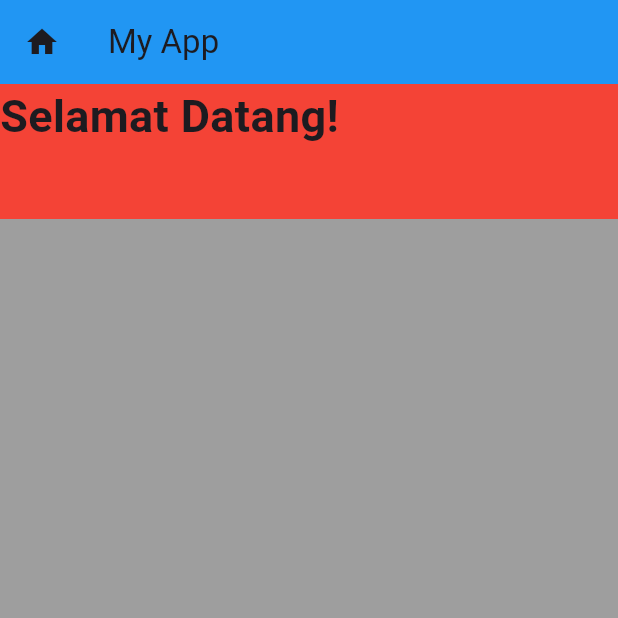
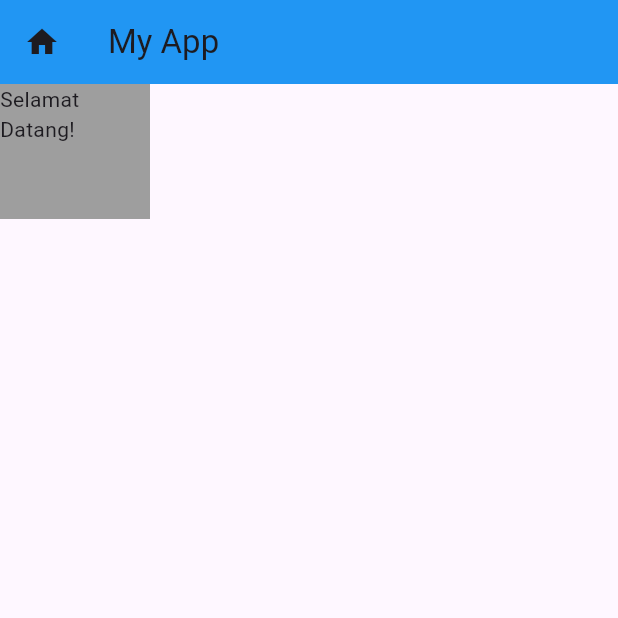
Before and after one commit to kamilaap/intro-flutter, a Flutter app: the screen it shows after launch, on a phone screen of 412 x 824 dp, the top half of it. Run offline on Flutter 3.47's test engine with Material 3 defaults, Android fonts, the phone set to English and light mode, and no system bars; Roboto replaces fonts that are missing (Times New Roman); statements that could not run were skipped.

Commit message:
Update main.dart

```diff
--- a/lib/main.dart
+++ b/lib/main.dart
@@ -13,27 +13,21 @@ class MyApp extends StatelessWidget {
   Widget build(BuildContext context) {
     return Scaffold(
 
-      backgroundColor: Colors.grey,
+      backgroundColor: Colors.blugrey,
 
       appBar: AppBar(
         title: Text('My App'),
         backgroundColor: Colors.blue,
-        leading: const Icon(Icons.home),
+        leading: Icon(Icons.home),
       ),
 
-      body: Container(
-        color: Colors.red,
-        width: double.infinity,
-        height: 90.0,
-        child: const Text(
-          'Selamat Datang!',
-          style: TextStyle(
-            fontFamily: "Times New Roman",
-            fontSize: 30.0,
-            fontWeight: FontWeight.bold,
+      body:
+      Container(
+        color: Colors.grey,
+        width: 100.0,
+        height: 90,
+        child: Text('Selamat Datang!'),
           ),
-          ),
-      ),
 
     );
   }
```
